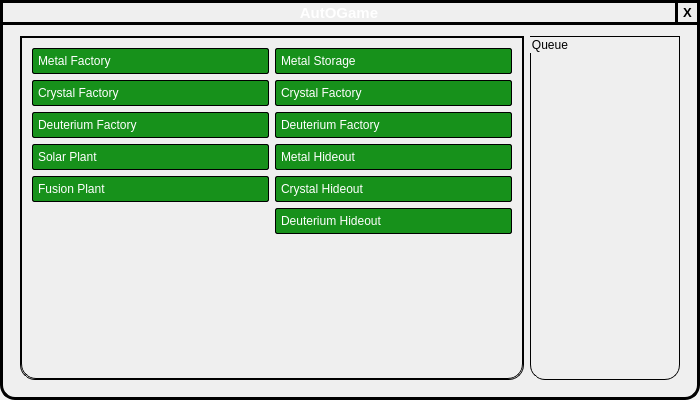
Qt form AutOGame-GUI/autogame.ui (Push-EDX/Autogame) before a commit.
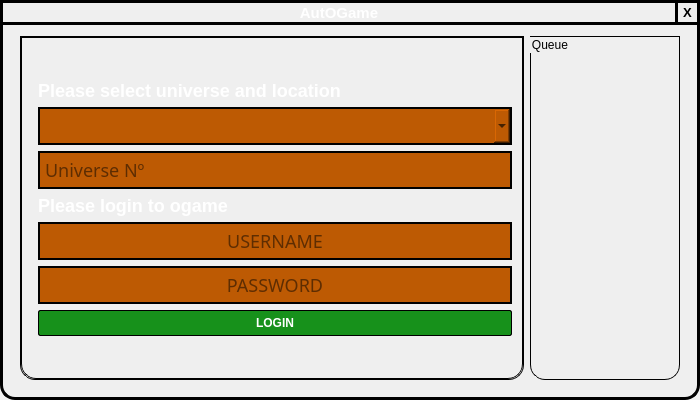
The same form after that commit. Icons and pictures are not drawn.

Patch:
```diff
--- a/AutOGame-GUI/autogame.ui
+++ b/AutOGame-GUI/autogame.ui
@@ -183,6 +183,136 @@
         <property name="currentIndex">
          <number>0</number>
         </property>
+        <widget class="QWidget" name="Login">
+         <property name="styleSheet">
+          <string notr="true">QComboBox,
+QLineEdit {
+  	display: block;
+  	margin: 0;
+  	width: 100%;
+  	font-family: sans-serif;
+  	font-size: 18px;
+  	border-radius: none;
+  	padding: 3px;
+	text-align: center;
+	border: 2px groove;
+	background-color: rgb(189, 90, 3);
+}
+
+QLineEdit:focus {
+
+}
+
+QLabel {
+	border: 0px;
+	font-size: 18px;
+	font-weight: bold;
+	color: #FFF;
+	font-variant: small-caps;
+}
+
+QPushButton {
+	border: 1px solid  #000;
+	border-radius: 2px;
+	background-color: rgb(23, 145, 27);
+	color: #FFF;
+	font-size: 12px;
+	font-weight: bold;
+	padding: 5px;
+}</string>
+         </property>
+         <layout class="QVBoxLayout" name="verticalLayout_6">
+          <item>
+           <layout class="QFormLayout" name="formLayout">
+            <property name="fieldGrowthPolicy">
+             <enum>QFormLayout::AllNonFixedFieldsGrow</enum>
+            </property>
+            <property name="labelAlignment">
+             <set>Qt::AlignLeading|Qt::AlignLeft|Qt::AlignVCenter</set>
+            </property>
+            <property name="formAlignment">
+             <set>Qt::AlignLeading|Qt::AlignLeft|Qt::AlignVCenter</set>
+            </property>
+            <item row="0" column="1">
+             <widget class="QLabel" name="label_2">
+              <property name="text">
+               <string>Please select universe and location</string>
+              </property>
+             </widget>
+            </item>
+            <item row="1" column="1">
+             <widget class="QComboBox" name="locale">
+              <property name="currentText">
+               <string/>
+              </property>
+             </widget>
+            </item>
+            <item row="3" column="1">
+             <widget class="QLabel" name="label">
+              <property name="styleSheet">
+               <string notr="true"/>
+              </property>
+              <property name="text">
+               <string>Please login to ogame</string>
+              </property>
+             </widget>
+            </item>
+            <item row="4" column="1">
+             <widget class="QLineEdit" name="loginUsername">
+              <property name="alignment">
+               <set>Qt::AlignCenter</set>
+              </property>
+              <property name="placeholderText">
+               <string>USERNAME</string>
+              </property>
+             </widget>
+            </item>
+            <item row="5" column="1">
+             <widget class="QLineEdit" name="loginPassword">
+              <property name="inputMask">
+               <string/>
+              </property>
+              <property name="text">
+               <string/>
+              </property>
+              <property name="echoMode">
+               <enum>QLineEdit::Password</enum>
+              </property>
+              <property name="alignment">
+               <set>Qt::AlignCenter</set>
+              </property>
+              <property name="placeholderText">
+               <string>PASSWORD</string>
+              </property>
+             </widget>
+            </item>
+            <item row="6" column="1">
+             <widget class="QPushButton" name="loginSend">
+              <property name="text">
+               <string>LOGIN</string>
+              </property>
+             </widget>
+            </item>
+            <item row="2" column="1">
+             <widget class="QLineEdit" name="universe">
+              <property name="styleSheet">
+               <string notr="true">font-variant: small-caps;</string>
+              </property>
+              <property name="inputMask">
+               <string/>
+              </property>
+              <property name="maxLength">
+               <number>3</number>
+              </property>
+              <property name="placeholderText">
+               <string>Universe Nº</string>
+              </property>
+             </widget>
+            </item>
+           </layout>
+          </item>
+         </layout>
+        </widget>
         <widget class="QWidget" name="Supply">
          <property name="styleSheet">
           <string notr="true">QPushButton {
@@ -262,14 +392,14 @@
               <item>
                <widget class="QPushButton" name="pushButton_11">
                 <property name="text">
-                 <string>Crystal Factory</string>
+                 <string>Crystal Storage</string>
                 </property>
                </widget>
               </item>
               <item>
                <widget class="QPushButton" name="pushButton_9">
                 <property name="text">
-                 <string>Deuterium Factory</string>
+                 <string>Deuterium Storage</string>
                 </property>
                </widget>
               </item>
```
Left out of the diff: 27 changed lines with no effect on the pictures.
